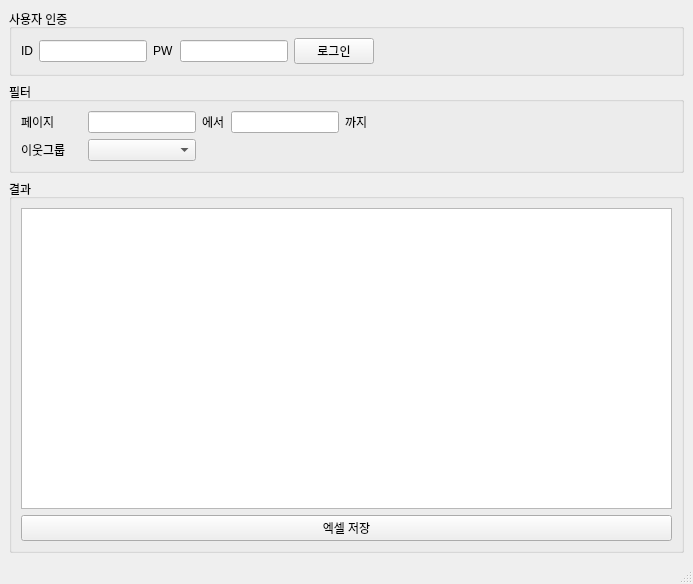
The window that ui/N_blog_neighbor_post_crawler.ui (zlxlwnfl/N-blog-neighbor-post-crawler) describes before a commit, drawn with Qt 5.
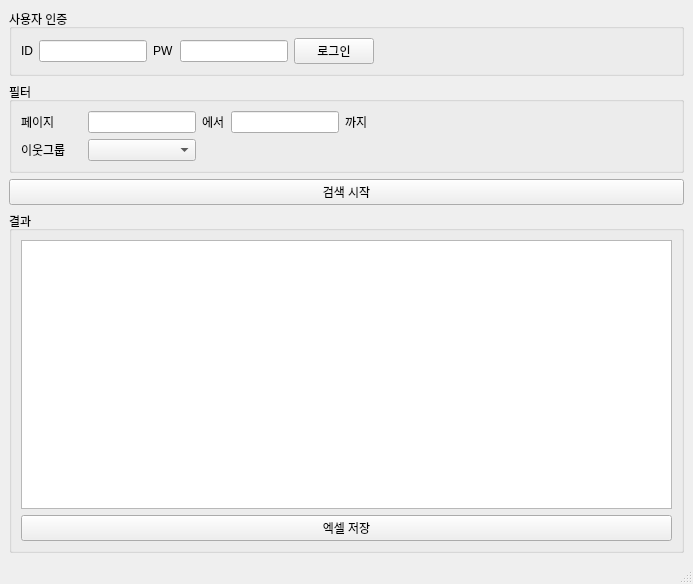
The same window after the commit.

Commit message: #1 '검색 시작'버튼 추가

The edit to the form file:
```diff
--- a/ui/N_blog_neighbor_post_crawler.ui
+++ b/ui/N_blog_neighbor_post_crawler.ui
@@ -105,6 +105,13 @@
       </layout>
      </widget>
     </item>
+    <item>
+     <widget class="QPushButton" name="pushButton_search">
+      <property name="text">
+       <string>검색 시작</string>
+      </property>
+     </widget>
+    </item>
     <item>
      <widget class="QGroupBox" name="groupBox_result">
       <property name="title">
```
The commit also changes 1 other file.
